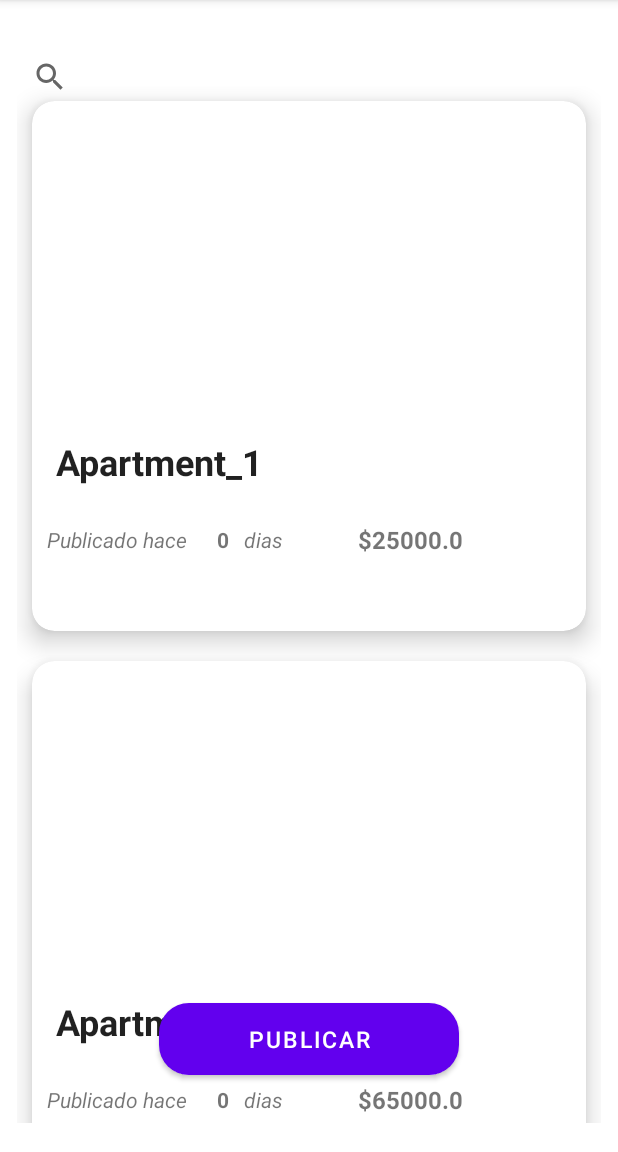
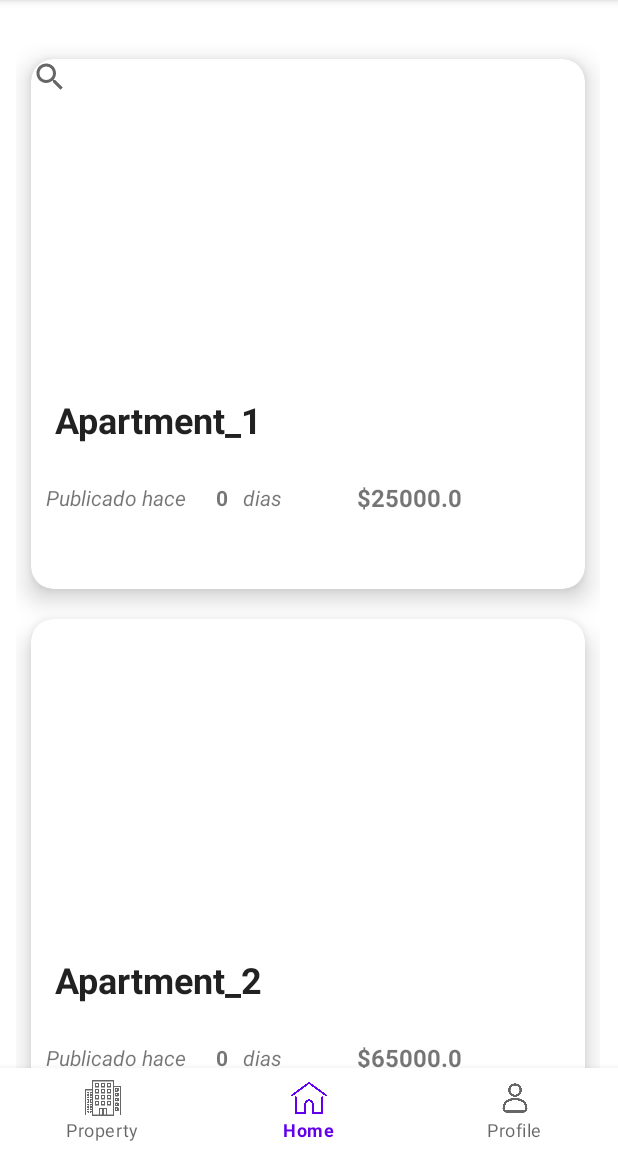
Before and after one commit to Julidf/CasaYa, an Android app: the screen it shows after launch (MainActivity), on a phone screen of 412 x 824 dp, the part 84-1236 px from its top. Run offline under Robolectric (Android 15) with nearby library versions, the phone set to English and light mode, and no system bars; our stand-ins replace navigation-ui.

Commit message:
bottombar

```diff
--- a/app/build.gradle
+++ b/app/build.gradle
@@ -5,7 +5,7 @@ buildscript {
         maven { url 'https://jitpack.io' }
     }
     dependencies {
-        def nav_version = "2.4.2"
+        def nav_version = "2.5.3"
         classpath "androidx.navigation:navigation-safe-args-gradle-plugin:$nav_version"
     }
 }
--- a/app/src/main/java/com/example/casaya/MainActivity.kt
+++ b/app/src/main/java/com/example/casaya/MainActivity.kt
@@ -2,10 +2,19 @@ package com.example.casaya
 
 import androidx.appcompat.app.AppCompatActivity
 import android.os.Bundle
+import androidx.navigation.fragment.NavHostFragment
+import androidx.navigation.ui.NavigationUI
+import com.google.android.material.bottomnavigation.BottomNavigationView
 
 class MainActivity : AppCompatActivity() {
+
+    private lateinit var bottomNavView : BottomNavigationView
+    private lateinit var navHostFragment : NavHostFragment
     override fun onCreate(savedInstanceState: Bundle?) {
         super.onCreate(savedInstanceState)
         setContentView(R.layout.activity_main)
+        navHostFragment = supportFragmentManager.findFragmentById(R.id.fragmentContainerView) as NavHostFragment
+        bottomNavView = findViewById<BottomNavigationView>(R.id.bottom_bar)
+        NavigationUI.setupWithNavController(bottomNavView, navHostFragment.navController)
     }
 }
--- a/app/src/main/java/com/example/casaya/fragments/PropertiesListFragment.kt
+++ b/app/src/main/java/com/example/casaya/fragments/PropertiesListFragment.kt
@@ -29,12 +29,7 @@ class PropertiesListFragment : Fragment() {
     lateinit var v: View
     lateinit var recyclerProperties: RecyclerView
     private var propertiesList: MutableList<Property> = repositoryProperties.getProperties()
-
     lateinit var adapterProperty: PropertyAdapter
-
-    //Prueba para agregar un boton y probar el fomulario de creacion de propiedades
-    lateinit var publishPropButton: Button
-
 
     override fun onCreateView(
         inflater: LayoutInflater, container: ViewGroup?,
@@ -42,7 +37,6 @@ class PropertiesListFragment : Fragment() {
     ): View? {
         v = inflater.inflate(R.layout.fragment_properties_list, container, false)
         recyclerProperties = v.findViewById(R.id.recyclerProperties)
-        publishPropButton = v.findViewById(R.id.publishPropButton)
 
         return v
     }
@@ -72,15 +66,6 @@ class PropertiesListFragment : Fragment() {
         //Configuro la forma en que se visualizara el RecyclerView
         recyclerProperties.layoutManager = LinearLayoutManager(context)
         recyclerProperties.adapter = adapterProperty
-
-        //Prueba: se escucha click en el button Publicar propiedad
-        publishPropButton.setOnClickListener {
-            val action =
-                PropertiesListFragmentDirections.actionPropertiesListFragmentToPublishPropertyFragment()
-            findNavController().navigate(action)
-
-
-        }
     }
 
 }
--- a/app/src/main/res/layout/activity_main.xml
+++ b/app/src/main/res/layout/activity_main.xml
@@ -21,4 +21,16 @@
         app:layout_constraintStart_toStartOf="parent"
         app:layout_constraintTop_toTopOf="parent"
         app:navGraph="@navigation/main_navgraph" />
+
+    <com.google.android.material.bottomnavigation.BottomNavigationView
+        android:id="@+id/bottom_bar"
+        android:layout_width="match_parent"
+        android:layout_height="56dp"
+        app:itemHorizontalTranslationEnabled="true"
+        app:labelVisibilityMode="auto"
+        app:layout_constraintBottom_toBottomOf="parent"
+        app:layout_constraintEnd_toEndOf="parent"
+        app:layout_constraintHorizontal_bias="0.0"
+        app:layout_constraintStart_toStartOf="parent"
+        app:menu="@menu/bottom_bar" />
 </androidx.constraintlayout.widget.ConstraintLayout>
--- a/app/src/main/res/layout/fragment_properties_list.xml
+++ b/app/src/main/res/layout/fragment_properties_list.xml
@@ -20,6 +20,7 @@
         app:layout_constraintTop_toTopOf="parent" />
 
 
+    <!-- Boton para publicar una propiedad -->
     <androidx.recyclerview.widget.RecyclerView
         android:id="@+id/recyclerProperties"
         android:layout_width="409dp"
@@ -28,21 +29,8 @@
         android:padding="10dp"
         app:layout_constraintBottom_toBottomOf="parent"
         app:layout_constraintEnd_toEndOf="parent"
+        app:layout_constraintHorizontal_bias="1.0"
         app:layout_constraintStart_toStartOf="parent"
-        app:layout_constraintTop_toBottomOf="@id/searchBar" />
-
-    <!-- Boton para publicar una propiedad -->
-    <Button
-        android:id="@+id/publishPropButton"
-        android:layout_width="200dp"
-        android:layout_height="wrap_content"
-        android:layout_marginBottom="32dp"
-        android:background="@drawable/btn_rounded"
-        android:text="Publicar"
-        android:textColor="@android:color/white"
-        android:textSize="15sp"
-        app:layout_constraintBottom_toBottomOf="parent"
-        app:layout_constraintEnd_toEndOf="parent"
-        app:layout_constraintHorizontal_bias="0.5"
-        app:layout_constraintStart_toStartOf="parent" />
+        app:layout_constraintTop_toBottomOf="@id/searchBar"
+        app:layout_constraintVertical_bias="1.0" />
 </androidx.constraintlayout.widget.ConstraintLayout>
--- /dev/null
+++ b/app/src/main/res/menu/bottom_bar.xml
@@ -0,0 +1,19 @@
+<?xml version="1.0" encoding="utf-8"?>
+<menu xmlns:android="http://schemas.android.com/apk/res/android">
+
+    <item
+        android:id="@+id/publishPropertyFragment"
+        android:icon="@drawable/property"
+        android:title="Property" />
+
+    <item
+        android:id="@+id/propertiesListFragment"
+        android:icon="@drawable/home"
+        android:title="Home"
+        />
+    <item
+        android:id="@+id/fragment3"
+        android:icon="@drawable/profile"
+        android:title="Profile" />
+
+</menu>
--- a/build.gradle
+++ b/build.gradle
@@ -12,7 +12,7 @@ buildscript {
 
 
 plugins {
-    id 'com.android.application' version '7.4.2' apply false
-    id 'com.android.library' version '7.4.2' apply false
+    id 'com.android.application' version '8.0.1' apply false
+    id 'com.android.library' version '8.0.1' apply false
     id 'org.jetbrains.kotlin.android' version '1.8.0' apply false
 }
--- a/gradle.properties
+++ b/gradle.properties
@@ -21,3 +21,5 @@ kotlin.code.style=official
 # resources declared in the library itself and none from the library's dependencies,
 # thereby reducing the size of the R class for that library
 android.nonTransitiveRClass=true
+android.defaults.buildfeatures.buildconfig=true
+android.nonFinalResIds=false
```
Also changed, not shown: app/src/main/res/drawable/home.png (added), app/src/main/res/drawable/profile.png (added), app/src/main/res/drawable/property.png (added), gradle/wrapper/gradle-wrapper.properties.
